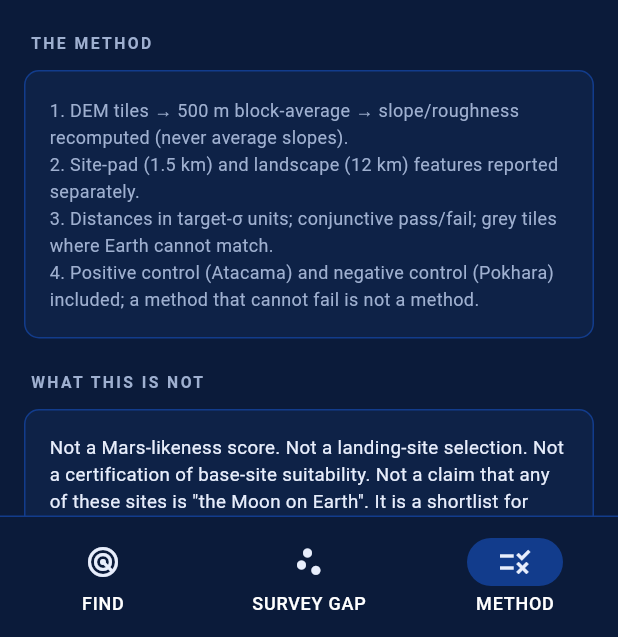
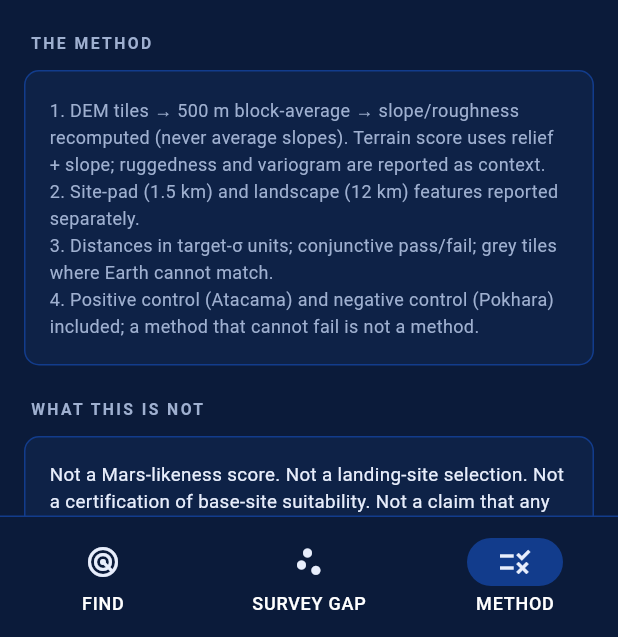
Before and after one commit to sushant-me/roamer, a Flutter app: the screen it shows after launch, item 3 of the bottom bar chosen, on a phone screen of 412 x 824 dp, the part 599-1236 px from its top. Run offline on Flutter 3.47's test engine with Material 3 defaults, Android fonts, the phone set to English and light mode, and no system bars.

Commit message:
review: terrain ruggedness/variogram context on records (arunlohar11 point 1)

```diff
--- a/lib/main.dart
+++ b/lib/main.dart
@@ -448,6 +448,13 @@ class SiteScreen extends StatelessWidget {
               style: TextStyle(color: kMuted, fontSize: 10.5, height: 1.4)),
         ),
         Padding(
+          padding: const EdgeInsets.fromLTRB(20, 2, 20, 0),
+          child: Text(
+            'Terrain context: elevation ${site.alt.round()} m · ruggedness (mean residual) ${site.terrain['rough_m'] ?? '—'} m · variogram slope ${site.terrain['vario_slope'] ?? '—'} — reported, not separately scored.',
+            style: const TextStyle(color: kGrey, fontSize: 10, height: 1.4),
+          ),
+        ),
+        Padding(
           padding: const EdgeInsets.fromLTRB(20, 0, 20, 0),
           child: Text(
             'Ground thermal context: skin (MERRA-2/NASA POWER) seasonal ±${site.thermal['skin_seasonal_amp_k'] ?? '—'} K · soil 6 cm (ERA5-Land 2024) seasonal ±${site.thermal['soil_seasonal_amp_k'] ?? '—'} K, diurnal ±${site.thermal['soil_diurnal_amp_k'] ?? '—'} K — context only, not scored.',
@@ -771,7 +778,7 @@ class MethodView extends StatelessWidget {
     ])),
     const _SectionLabel('THE METHOD'),
     Panel(child: Column(crossAxisAlignment: CrossAxisAlignment.start, children: const [
-      Text('1. DEM tiles → 500 m block-average → slope/roughness recomputed (never average slopes).', style: TextStyle(color: kMuted, fontSize: 12, height: 1.5)),
+      Text('1. DEM tiles → 500 m block-average → slope/roughness recomputed (never average slopes). Terrain score uses relief + slope; ruggedness and variogram are reported as context.', style: TextStyle(color: kMuted, fontSize: 12, height: 1.5)),
       Text('2. Site-pad (1.5 km) and landscape (12 km) features reported separately.', style: TextStyle(color: kMuted, fontSize: 12, height: 1.5)),
       Text('3. Distances in target-σ units; conjunctive pass/fail; grey tiles where Earth cannot match.', style: TextStyle(color: kMuted, fontSize: 12, height: 1.5)),
       Text('4. Positive control (Atacama) and negative control (Pokhara) included; a method that cannot fail is not a method.', style: TextStyle(color: kMuted, fontSize: 12, height: 1.5)),
```
Also changed, not shown: 2 other files.
